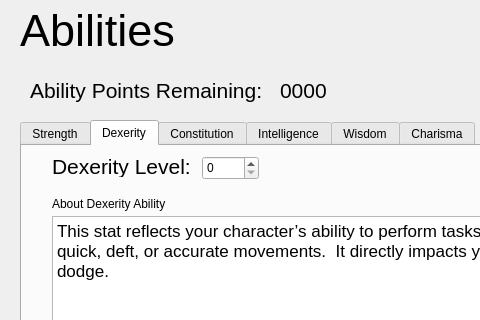
Jcamp44/dndBuilder, file dndprototype/abilities.ui: the form before one commit; both pictures show x 0 to 480 and y 0 to 320 of the 616 by 513 pixel window.
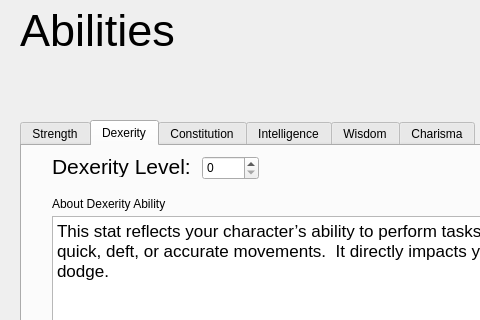
The form after the commit.

The edit to the form file:
```diff
--- a/dndprototype/abilities.ui
+++ b/dndprototype/abilities.ui
@@ -468,44 +468,6 @@
     <string>Abilities</string>
    </property>
   </widget>
-  <widget class="QLabel" name="label">
-   <property name="geometry">
-    <rect>
-     <x>30</x>
-     <y>75</y>
-     <width>241</width>
-     <height>31</height>
-    </rect>
-   </property>
-   <property name="font">
-    <font>
-     <family>Arial</family>
-     <pointsize>16</pointsize>
-    </font>
-   </property>
-   <property name="text">
-    <string>Ability Points Remaining:</string>
-   </property>
-  </widget>
-  <widget class="QLabel" name="label_2">
-   <property name="geometry">
-    <rect>
-     <x>280</x>
-     <y>80</y>
-     <width>62</width>
-     <height>21</height>
-    </rect>
-   </property>
-   <property name="font">
-    <font>
-     <family>Arial</family>
-     <pointsize>16</pointsize>
-    </font>
-   </property>
-   <property name="text">
-    <string>0000</string>
-   </property>
-  </widget>
   <widget class="QPushButton" name="btnRoll">
    <property name="geometry">
     <rect>
```
